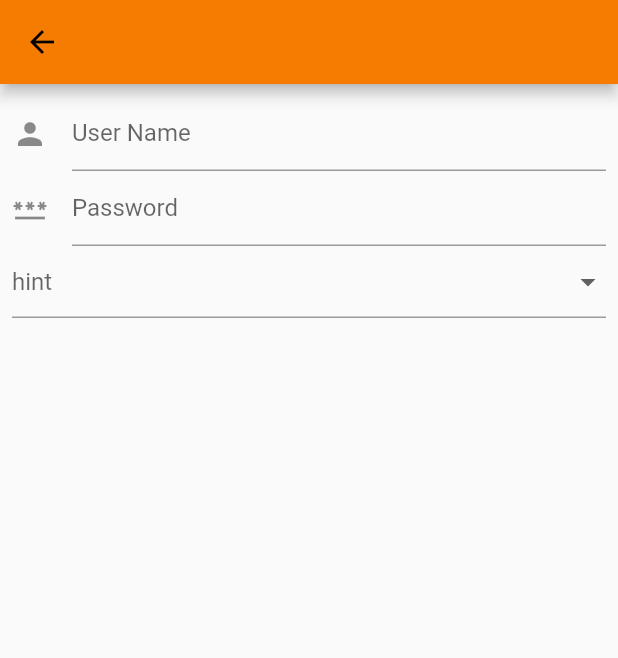
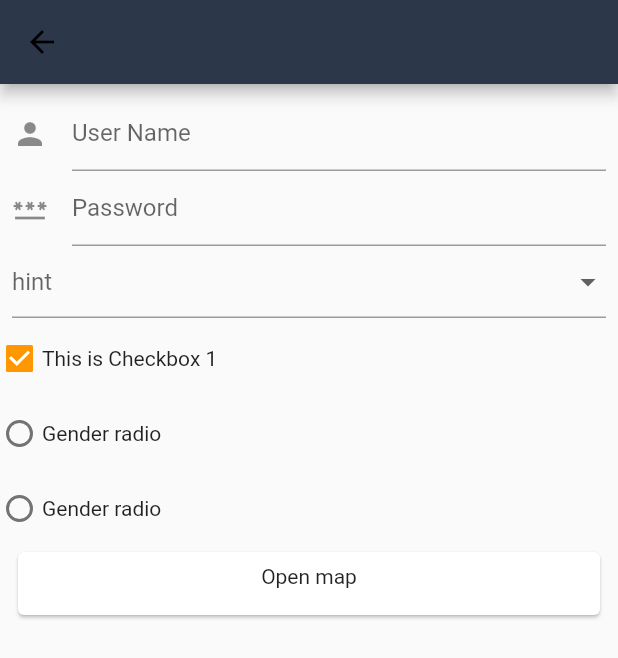
Before and after one commit to AhmedmoatasemVictorylink/LoginFlutter, a Flutter app: the CreatedForm screen opened directly, on a phone screen of 412 x 824 dp. Shown: the top 658 px of the screen. Run offline on Flutter 3.47's test engine with Material 2 defaults, Android fonts, the phone set to English and light mode, and no system bars; our stand-ins replace hexcolor, introduction_screen, local_auth; missing offline and left inert: flutter_osm_plugin.

Commit message:
Adding osm map

```diff
--- a/lib/created_form.dart
+++ b/lib/created_form.dart
@@ -1,5 +1,7 @@
 import 'dart:convert';
 import 'package:flutter/material.dart';
+import 'package:login_app/home_screen.dart';
+import 'package:login_app/map_screen.dart';
 import 'package:login_app/utils/authentication.dart';
 import 'package:login_app/utils/custom_colors.dart';
 
@@ -15,7 +17,12 @@ class _CreatedFormState extends State<CreatedForm> {
   // set the formkey for validation
   var _formkey = GlobalKey<FormState>();
 
-  final List<dynamic> list = [
+  List<dynamic> list = [];
+
+  @override
+  void initState() {
+    super.initState();
+    list = [
       DrawableTextField(
           hint: "user name",
           title: "User Name",
@@ -24,7 +31,7 @@ class _CreatedFormState extends State<CreatedForm> {
           onChange: (value) {
             print(value);
           }),
-    DrawableTextField(
+      DrawablePasswordField(
         hint: "password",
         title: "Password",
         isRequired: true,
@@ -39,13 +46,65 @@ class _CreatedFormState extends State<CreatedForm> {
         onChange: (value) => print(value),
         items: ['first', 'second', 'third'],
       ),
+      DrawableCheckBoxField(
+        title: "This is Checkbox 1",
+        hint: "hint",
+        isRequired: true,
+        icon: Icons.check_box,
+        checkbox1: true,
+        onChange: (value) {
+          print(value);
+          setState(() {
+            value = !value!;
+          });
+        },
+      ),
+      DrawableRadioButtonField(
+        gender: "male",
+        title: "Gender radio",
+        hint: "hint",
+        isRequired: true,
+        icon: Icons.person,
+        onChange: (value) {
+          setState(() {
+            print(value);
+          });
+        },
+      ),
+      DrawableRadioButtonField(
+        gender: "female",
+        title: "Gender radio",
+        hint: "hint",
+        isRequired: true,
+        icon: Icons.person,
+        onChange: (value) {
+          setState(() {
+            print(value);
+          });
+        },
+      ),
+      DrawableMapField(
+          title: "map",
+          hint: "hint",
+          isRequired: true,
+          icon: Icons.map,
+          onChange: (_) {},
+          onNavigate: () {
+            print("navigating");
+            Navigator.of(context).push(
+              MaterialPageRoute(
+                builder: (context) => MapScreen(),
+              ),
+            );
+          })
     ];
+  }
 
   @override
   Widget build(BuildContext context) {
     return Scaffold(
       appBar: AppBar(
-        backgroundColor: CustomColors.firebaseOrange,
+        backgroundColor: CustomColors.firebaseNavy,
       ),
       body: SingleChildScrollView(
         child: Form(
@@ -132,6 +191,55 @@ class DrawableTextField implements DrawableField<String> {
   }
 }
 
+// text filed form field
+class DrawablePasswordField implements DrawableField<String> {
+  @override
+  String hint;
+
+  @override
+  bool isRequired;
+
+  @override
+  String title;
+
+  @override
+  IconData icon;
+
+  @override
+  Function(String?) onChange;
+
+  DrawablePasswordField({
+    required this.title,
+    required this.hint,
+    required this.isRequired,
+    required this.icon,
+    required this.onChange,
+  });
+
+  @override
+  Widget get widget {
+    return TextFormField(
+      decoration: InputDecoration(
+        icon: Icon(icon),
+        hintText: hint,
+        labelText: title,
+      ),
+      keyboardType: TextInputType.text,
+      obscureText: true,
+      validator: (value) {
+        if (!isRequired) {
+          return null;
+        }
+
+        if (value!.isEmpty) {
+          return 'Please enter some text';
+        }
+        return null;
+      },
+    );
+  }
+}
+
 /// Drop down form field
 ///
 class DrawableDropDownField implements DrawableField<String> {
@@ -180,98 +288,143 @@ class DrawableDropDownField implements DrawableField<String> {
   }
 }
 
-/*
-/// Drop down form field
+/// check box form field
 ///
-class DrawableDropDownButtonFoemFled implements DrawableDropDownField {
-
+class DrawableCheckBoxField implements DrawableField<bool> {
   @override
   String hint;
 
   @override
-  bool isExpanded;
+  bool isRequired;
 
   @override
-  List<String> items;
+  String title;
 
   @override
-  Function() onChanged;
+  IconData icon;
 
   @override
-  Function() onSaved;
+  Function(bool?) onChange;
 
-  @override
-  String selectedValue;
+  bool checkbox1 = true;
 
-  DrawableDropDownButtonFoemFled({
-    required this.selectedValue,
+  DrawableCheckBoxField({
+    required this.title,
     required this.hint,
-    required this.isExpanded,
-    required this.onChanged,
-    required this.onSaved,
-    required this.items,
+    required this.isRequired,
+    required this.icon,
+    required this.onChange,
+    required this.checkbox1,
   });
 
   @override
   Widget get widget {
-    return DropdownButtonFormField(
-        value: selectedValue,
-        hint: Text(hint,),
-        isExpanded: isExpanded,
-        onChanged: onChanged,
-        onSaved: onSaved,
-        items: items
-           .map((String val) {
-                return DropdownMenuItem(
-                   value: val,
+    return Row(children: [
+      SizedBox(
+        width: 10,
+        child: Checkbox(
+          value: checkbox1,
+          activeColor: Colors.orange,
+          onChanged: (value) => onChange(checkbox1 = value as bool),
+        ),
+      ),
+      const SizedBox(width: 10.0),
+      Text(title),
+    ]);
+  }
+}
+
+/// radio button form field
+///
+class DrawableRadioButtonField implements DrawableField<String> {
+  @override
+  String hint;
+
+  @override
+  bool isRequired;
+
+  @override
+  String title;
+
+  @override
+  IconData icon;
+
+  @override
+  Function(String?) onChange;
+
+  String gender;
+
+  var selectedValue;
+
+  DrawableRadioButtonField({
+    required this.title,
+    required this.hint,
+    required this.isRequired,
+    required this.icon,
+    required this.onChange,
+    required this.gender,
+  });
+
+  @override
+  Widget get widget {
+    return Row(children: [
+      SizedBox(
+        width: 10,
+        child: Radio<String>(
+          value: title,
+          groupValue: gender,
+          activeColor: Colors.orange,
+          onChanged: (value) => onChange(gender = value as String),
+        ),
+      ),
+      const SizedBox(width: 10.0),
+      Text(title),
+    ]);
+  }
+}
+
+/// radio button form field
+///
+class DrawableMapField implements DrawableField<String> {
+  @override
+  String hint;
+
+  @override
+  bool isRequired;
+
+  @override
+  String title;
+
+  @override
+  IconData icon;
+
+  @override
+  Function(String?) onChange;
+
+  Function() onNavigate;
+
+  DrawableMapField({
+    required this.title,
+    required this.hint,
+    required this.isRequired,
+    required this.icon,
+    required this.onChange,
+    required this.onNavigate,
+  });
+
+  @override
+  Widget get widget {
+    return GestureDetector(
+      child: Card(
+        child: Padding(
+          padding: const EdgeInsets.all(8.0),
           child: Text(
-                        val,
+            "Open map",
+            textAlign: TextAlign.center,
           ),
-                       );
-                    }).toList(),
+        ),
+      ),
+      onTap: onNavigate,
     );
   }
 }
-*/
-
-/* Column(children: <Widget>[
-            const SizedBox(
-              height: 10,
-            ),
-            list.map((e) => e.widget).first,
-            const SizedBox(
-              height: 10,
-            ),
-            ElevatedButton(
-                child: const Text('Send'),
-                onPressed: () {
-                  if (_formkey.currentState!.validate()) {
-                    Authentication.customSnackBar(
-                      content: 'Error authenticating using Biometrics.',
-                    );
-                  }
-                }
-              ),
-          ]),*/
-
-/*  String formItems = json.encode([
-    {
-      "title": "name",
-      "label": "what is your name",
-      "type": "text",
-      "required": "yes"
-    },
-    {
-      "title": "dateOfReg",
-      "label": "what is the date of registration",
-      "type": "date",
-      "required": "no"
-    },
-    {
-      "title": "agegroup",
-      "label": "tell us your age group gbyb",
-      "type": "select",
-      "items": ["1-20", "21-30", "31-40", "41-50", "51-60"],
-      "required": "no"
-    }
-  ]);*/
--- a/pubspec.yaml
+++ b/pubspec.yaml
@@ -32,6 +32,7 @@ dependencies:
   hexcolor: ^2.0.5
   introduction_screen: ^2.1.0
   local_auth: ^1.1.8
+  flutter_osm_plugin: ^0.22.3
 
 
   # The following adds the Cupertino Icons font to your application.
```
Also changed, not shown: lib/main.dart (+7 -6 lines), lib/map_screen.dart (added, +78 -0 lines), lib/multiype_form.dart (added, +251 -0 lines), pubspec.lock. Lines whose indentation alone changed are shown as unchanged.
